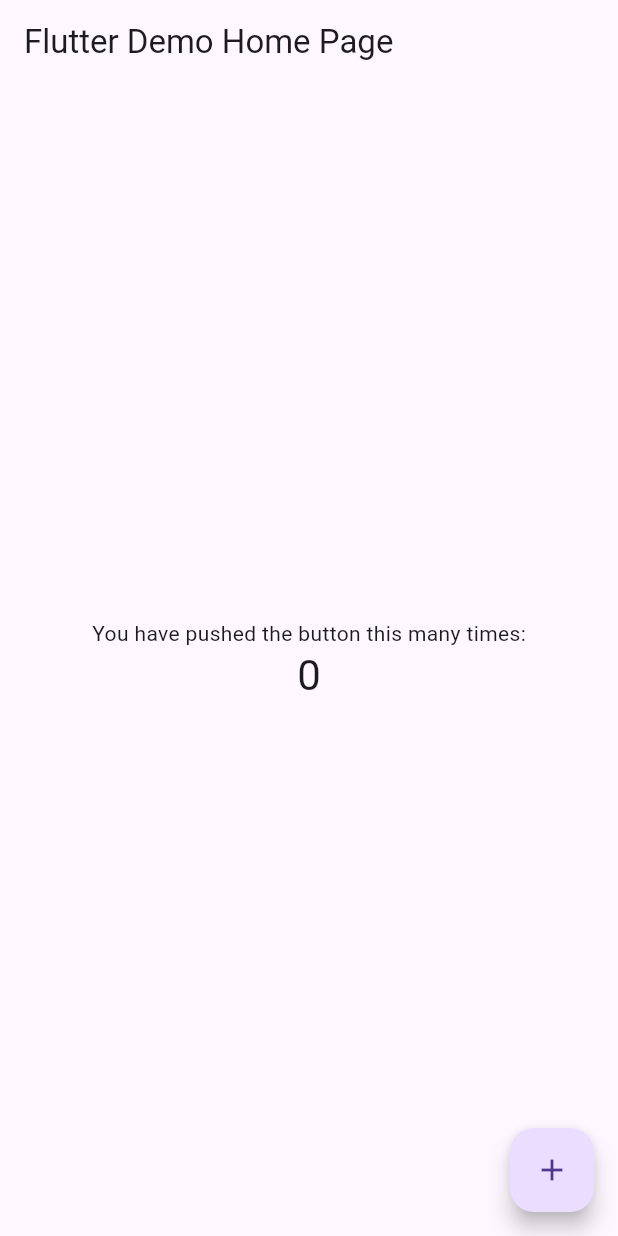
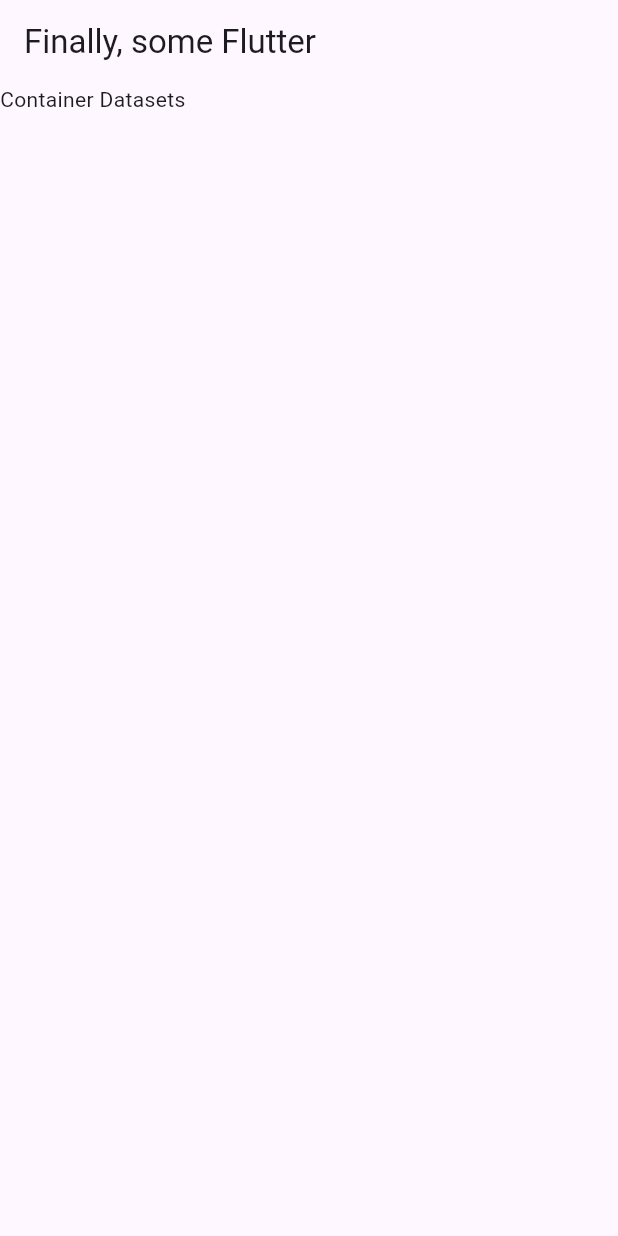
Before and after one commit to suyoscar11/tflite_flutter_app_hackademia, a Flutter app: the screen it shows after launch, on a phone screen of 412 x 824 dp. Run offline on Flutter 3.47's test engine with Material 3 defaults, Android fonts, the phone set to English and light mode, and no system bars.

Commit message:
flutter upgraded

```diff
--- a/lib/home.dart
+++ b/lib/home.dart
@@ -1 +1,22 @@
 import 'package:flutter/material.dart';
+
+class MyHomePage extends StatefulWidget {
+  const MyHomePage({super.key});
+
+  @override
+  State<MyHomePage> createState() => _MyHomePageState();
+}
+
+class _MyHomePageState extends State<MyHomePage> {
+  @override
+  Widget build(BuildContext context) {
+    return Scaffold(
+      appBar: AppBar(
+        title: Text('Finally, some Flutter'),
+      ),
+      body: Container(
+        child: Text('Container Datasets'),
+      ),
+    );
+  }
+}
--- a/lib/main.dart
+++ b/lib/main.dart
@@ -1,4 +1,5 @@
 import 'package:flutter/material.dart';
+import 'package:tflite_flutter_app_hackademia/home.dart';
 
 void main() {
   runApp(const MyApp());
@@ -11,105 +12,12 @@
   @override
   Widget build(BuildContext context) {
     return MaterialApp(
+      debugShowCheckedModeBanner: false,
       title: 'Flutter Demo',
       theme: ThemeData(
-        // This is the theme of your application.
-        //
-        // Try running your application with "flutter run". You'll see the
-        // application has a blue toolbar. Then, without quitting the app, try
-        // changing the primarySwatch below to Colors.green and then invoke
-        // "hot reload" (press "r" in the console where you ran "flutter run",
-        // or simply save your changes to "hot reload" in a Flutter IDE).
-        // Notice that the counter didn't reset back to zero; the application
-        // is not restarted.
         primarySwatch: Colors.blue,
       ),
-      home: const MyHomePage(title: 'Flutter Demo Home Page'),
+      home: const MyHomePage(),
     );
   }
 }
-
-class MyHomePage extends StatefulWidget {
-  const MyHomePage({super.key, required this.title});
-
-  // This widget is the home page of your application. It is stateful, meaning
-  // that it has a State object (defined below) that contains fields that affect
-  // how it looks.
-
-  // This class is the configuration for the state. It holds the values (in this
-  // case the title) provided by the parent (in this case the App widget) and
-  // used by the build method of the State. Fields in a Widget subclass are
-  // always marked "final".
-
-  final String title;
-
-  @override
-  State<MyHomePage> createState() => _MyHomePageState();
-}
-
-class _MyHomePageState extends State<MyHomePage> {
-  int _counter = 0;
-
-  void _incrementCounter() {
-    setState(() {
-      // This call to setState tells the Flutter framework that something has
-      // changed in this State, which causes it to rerun the build method below
-      // so that the display can reflect the updated values. If we changed
-      // _counter without calling setState(), then the build method would not be
-      // called again, and so nothing would appear to happen.
-      _counter++;
-    });
-  }
-
-  @override
-  Widget build(BuildContext context) {
-    // This method is rerun every time setState is called, for instance as done
-    // by the _incrementCounter method above.
-    //
-    // The Flutter framework has been optimized to make rerunning build methods
-    // fast, so that you can just rebuild anything that needs updating rather
-    // than having to individually change instances of widgets.
-    return Scaffold(
-      appBar: AppBar(
-        // Here we take the value from the MyHomePage object that was created by
-        // the App.build method, and use it to set our appbar title.
-        title: Text(widget.title),
-      ),
-      body: Center(
-        // Center is a layout widget. It takes a single child and positions it
-        // in the middle of the parent.
-        child: Column(
-          // Column is also a layout widget. It takes a list of children and
-          // arranges them vertically. By default, it sizes itself to fit its
-          // children horizontally, and tries to be as tall as its parent.
-          //
-          // Invoke "debug painting" (press "p" in the console, choose the
-          // "Toggle Debug Paint" action from the Flutter Inspector in Android
-          // Studio, or the "Toggle Debug Paint" command in Visual Studio Code)
-          // to see the wireframe for each widget.
-          //
-          // Column has various properties to control how it sizes itself and
-          // how it positions its children. Here we use mainAxisAlignment to
-          // center the children vertically; the main axis here is the vertical
-          // axis because Columns are vertical (the cross axis would be
-          // horizontal).
-          mainAxisAlignment: MainAxisAlignment.center,
-          children: <Widget>[
-            const Text(
-              'You have pushed the button this many times:',
-            ),
-            Text(
-              '$_counter',
-              style: Theme.of(context).textTheme.headline4,
-            ),
-          ],
-        ),
-      ),
-      floatingActionButton: FloatingActionButton(
-        onPressed: _incrementCounter,
-        tooltip: 'Increment',
-        child: const Icon(Icons.add),
-      ), // This trailing comma makes auto-formatting nicer for build methods.
-    );
-  }
-}
```
Also changed, not shown: pubspec.yaml (+4 -4 lines), pubspec.lock, 5 other files.
